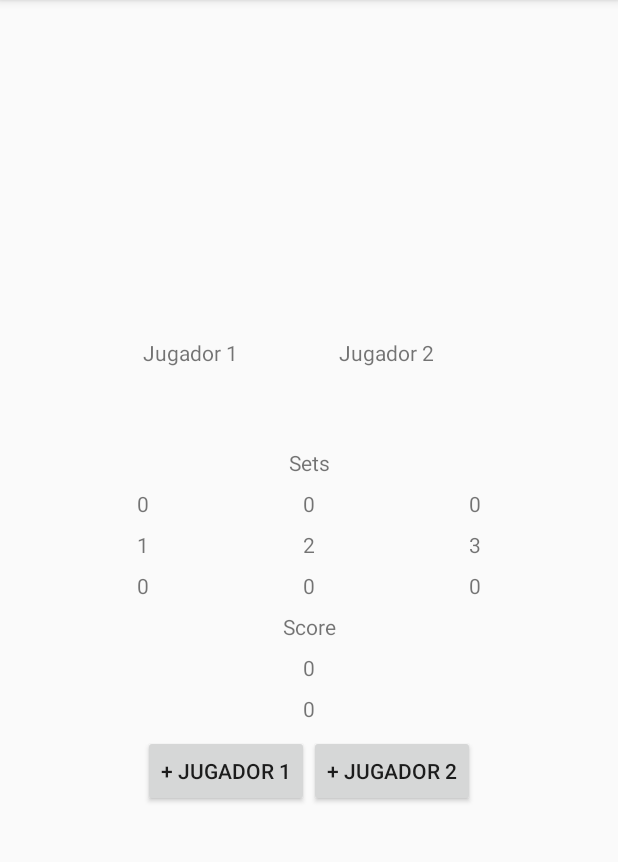
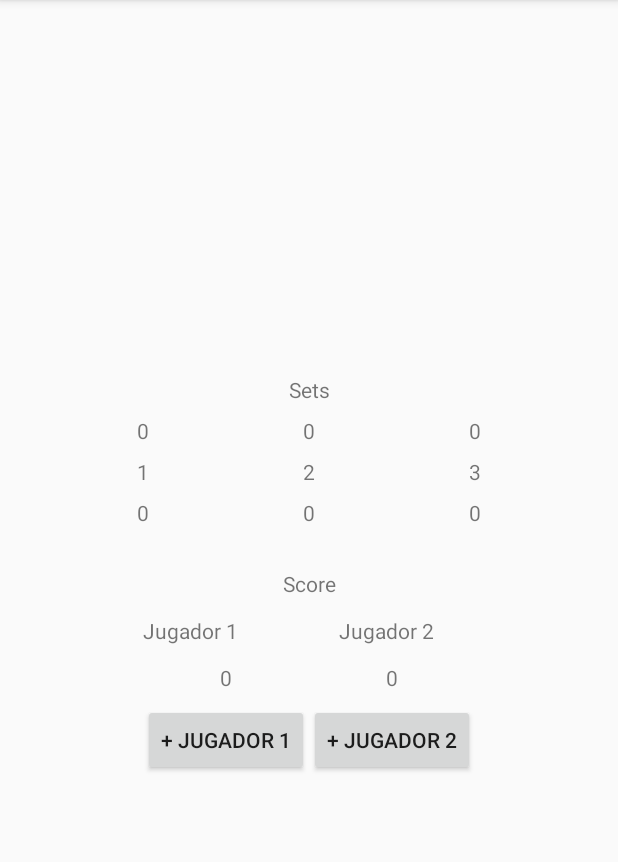
Before and after one commit to RodrigoRov/Labo2, an Android app: the screen it shows after launch (MainActivity), on a phone screen of 412 x 824 dp, the part 84-946 px from its top. Run offline under Robolectric (Android 15) with nearby library versions, the phone set to English and light mode, and no system bars.

Commit message:
fix a logica del tenis

```diff
--- /dev/null
+++ b/app/src/main/java/com/rovelo/labo2/Juego.java
@@ -0,0 +1,44 @@
+package com.rovelo.labo2;
+
+/**
+ * Created by Cometela on 21/3/2018.
+ */
+
+public class Juego {
+    Jugador jugador1;
+    Jugador jugador2;
+    int scoreJ1;
+    int scoreJ2;
+
+    public int getScoreJ1() {
+        return scoreJ1;
+    }
+
+    public int getScoreJ2() {
+        return scoreJ2;
+    }
+
+    public Jugador getJugador1() {
+        return jugador1;
+    }
+
+    public Jugador getJugador2() {
+        return jugador2;
+    }
+
+    public void setJugador1(Jugador jugador1) {
+        this.jugador1 = jugador1;
+    }
+
+    public void setJugador2(Jugador jugador2) {
+        this.jugador2 = jugador2;
+    }
+
+    public void setScoreJ1(int scoreJ1) {
+        this.scoreJ1 = scoreJ1;
+    }
+
+    public void setScoreJ2(int scoreJ2) {
+        this.scoreJ2 = scoreJ2;
+    }
+}
--- /dev/null
+++ b/app/src/main/java/com/rovelo/labo2/Jugador.java
@@ -0,0 +1,24 @@
+package com.rovelo.labo2;
+
+/**
+ * Created by Cometela on 21/3/2018.
+ */
+
+public class Jugador {
+    int puntaje;
+    boolean ADV = false;
+
+    public void setPuntaje(int puntaje){
+        this.puntaje = puntaje;
+    }
+
+    public int getPuntaje() {
+        return puntaje;
+    }
+    public void setADV(boolean adv){
+        ADV=adv;
+    }
+    public boolean getADV(){
+        return ADV;
+    }
+}
--- a/app/src/main/res/layout/activity_main.xml
+++ b/app/src/main/res/layout/activity_main.xml
@@ -6,23 +6,6 @@
     android:layout_height="match_parent"
     android:gravity="center"
     tools:context="com.rovelo.labo2.MainActivity">
-
-    <TableRow
-        android:layout_width="match_parent"
-        android:layout_height="match_parent"
-        android:gravity="center_horizontal"
-        android:layout_marginBottom="50dp">
-        <TextView
-            android:text="Jugador 1"
-            android:layout_width="wrap_content"
-            android:layout_height="wrap_content"
-            android:layout_marginRight="20dp"/>
-        <TextView
-            android:text="Jugador 2"
-            android:layout_width="wrap_content"
-            android:layout_height="wrap_content"
-            android:layout_marginLeft="20dp"/>
-    </TableRow>
 
     <TableRow
         android:layout_width="match_parent"
@@ -46,17 +29,22 @@
         android:gravity="center_horizontal">
 
         <TextView
+            android:id="@+id/Set1Jugador1"
             android:layout_width="match_parent"
             android:layout_height="match_parent"
+            android:inputType="number"
             android:text="0" />
         <TextView
+            android:id="@+id/Set2Jugador1"
             android:layout_width="match_parent"
             android:layout_height="match_parent"
+            android:inputType="number"
             android:text="0" />
         <TextView
+            android:id="@+id/Set3Jugador1"
             android:layout_width="match_parent"
             android:layout_height="match_parent"
-
+            android:inputType="number"
             android:text="0" />
     </TableRow>
 
@@ -83,23 +71,31 @@
             android:text="3" />
 
     </TableRow>
+
     <TableRow
         android:layout_width="match_parent"
         android:layout_height="match_parent"
-        android:layout_marginBottom="4dp"
+        android:layout_marginBottom="24dp"
         android:layout_marginTop="4dp"
+
         android:gravity="center_horizontal">
         <TextView
+            android:id="@+id/Set1Jugador2"
             android:layout_width="wrap_content"
             android:layout_height="wrap_content"
+            android:inputType="number"
             android:text="0" />
         <TextView
+            android:id="@+id/Set2Jugador2"
             android:layout_width="wrap_content"
             android:layout_height="wrap_content"
+            android:inputType="number"
             android:text="0" />
         <TextView
+            android:id="@+id/Set3Jugador2"
             android:layout_width="wrap_content"
             android:layout_height="wrap_content"
+            android:inputType="number"
             android:text="0" />
     </TableRow>
     <TableRow
@@ -117,14 +113,19 @@
     <TableRow
         android:layout_width="match_parent"
         android:layout_height="match_parent"
-        android:layout_marginBottom="4dp"
-        android:layout_marginTop="4dp"
-        android:gravity="center_horizontal">
+        android:gravity="center_horizontal"
+        android:layout_marginTop="8dp"
+        android:layout_marginBottom="8dp">
         <TextView
+            android:text="Jugador 1"
             android:layout_width="wrap_content"
             android:layout_height="wrap_content"
-            android:textAlignment="center"
-            android:text="0" />
+            android:layout_marginRight="20dp"/>
+        <TextView
+            android:text="Jugador 2"
+            android:layout_width="wrap_content"
+            android:layout_height="wrap_content"
+            android:layout_marginLeft="20dp"/>
     </TableRow>
     <TableRow
         android:layout_width="match_parent"
@@ -133,11 +134,24 @@
         android:layout_marginTop="4dp"
         android:gravity="center_horizontal">
         <TextView
+            android:id="@+id/ScoreJugador1"
             android:layout_width="wrap_content"
             android:layout_height="wrap_content"
             android:textAlignment="center"
+            android:inputType="number"
+            android:text="0" />
+        <TextView
+            android:id="@+id/ScoreJugador2"
+            android:layout_width="wrap_content"
+            android:layout_height="wrap_content"
+            android:textAlignment="center"
+
+            android:inputType="number"
             android:text="0" />
     </TableRow>
+
+
+
     <TableRow
         android:layout_width="match_parent"
         android:layout_height="match_parent"
@@ -148,11 +162,13 @@
             android:layout_width="wrap_content"
             android:layout_height="wrap_content"
             android:text="+ Jugador 1"
+            android:onClick="Jugar1"
             />
         <Button
             android:layout_width="wrap_content"
             android:layout_height="wrap_content"
             android:text="+ Jugador 2"
+            android:onClick="Jugar2"
             />
     </TableRow>
 
```
Also changed, not shown: app/src/main/java/com/rovelo/labo2/MainActivity.java (+118 -4 lines).
